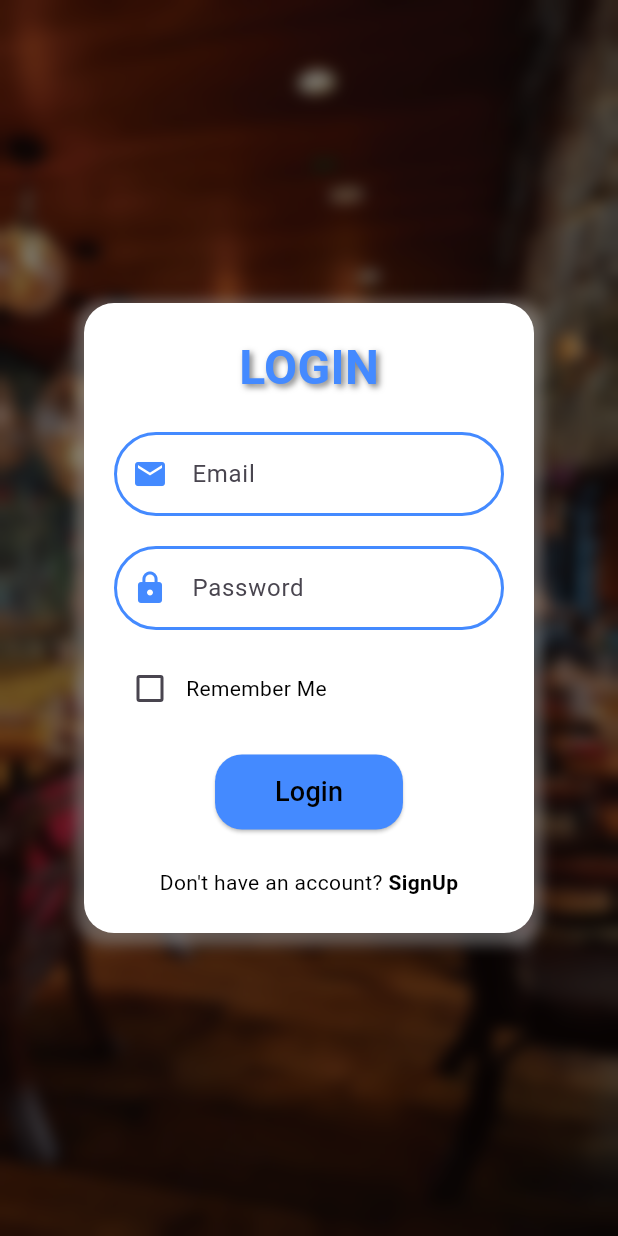
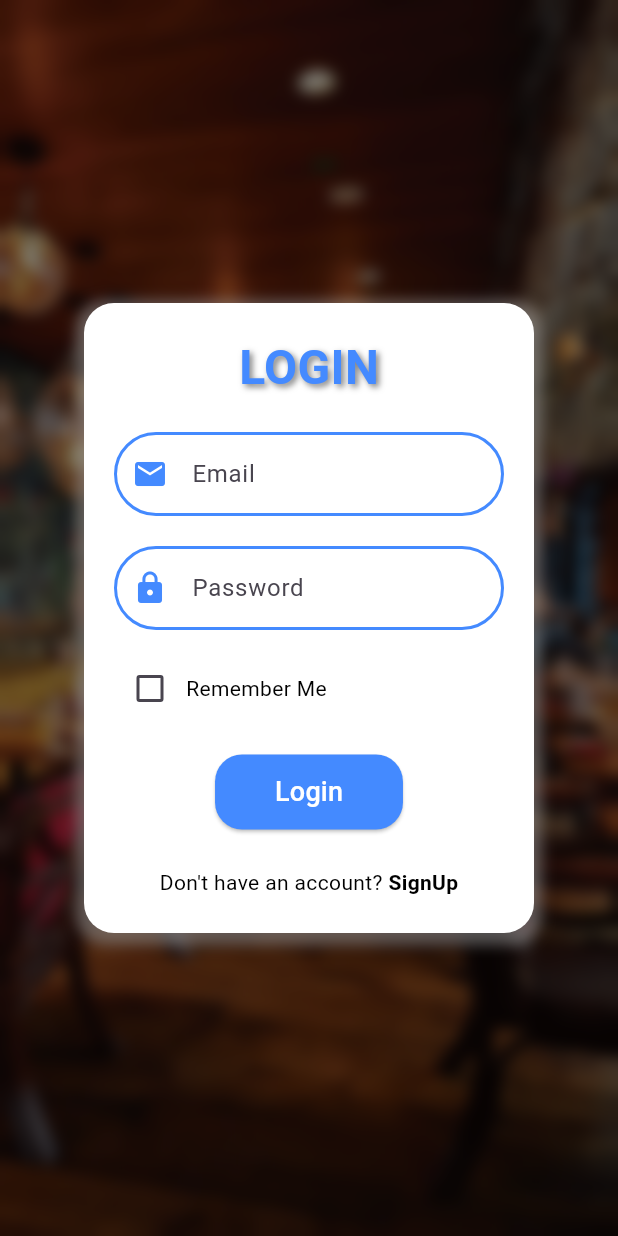
Before and after one commit to GauravC02/DineSmart, a Flutter app: the screen it shows after launch, after a tap on "Login", on a phone screen of 412 x 824 dp. Run offline on Flutter 3.47's test engine with Material 3 defaults, Android fonts, the phone set to English and light mode, and no system bars; our stand-ins replace geocoding, geolocator, google_maps_flutter; missing offline and left inert: qr_code_scanner.

Commit message:
"Refactored dashboard, login, and signup pages with minor layout and styling changes."

```diff
--- a/dinesmart/lib/dashboard.dart
+++ b/dinesmart/lib/dashboard.dart
@@ -1,4 +1,3 @@
-//dashboard.dart
 import 'package:flutter/material.dart';
 import 'package:provider/provider.dart';
 import 'login.dart';
@@ -34,7 +33,7 @@ class _DashboardPageState extends State<DashboardPage> {
     return Consumer<ThemeNotifier>(builder: (context, themeNotifier, _) {
       return Scaffold(
         appBar: AppBar(
-          title: Text(''),
+          title: Text('Dashboard'),
           automaticallyImplyLeading: false,
           leading: IconButton(
             icon: Icon(Icons.person),
@@ -52,7 +51,8 @@ class _DashboardPageState extends State<DashboardPage> {
             ),
           ],
         ),
-        body: Column(
+        body: SingleChildScrollView(
+          child: Column(
             crossAxisAlignment: CrossAxisAlignment.stretch,
             children: [
               Container(
@@ -132,8 +132,8 @@ class _DashboardPageState extends State<DashboardPage> {
                   children: [
                     Text(
                       'Categories',
-                    style:
-                        TextStyle(fontSize: 20.0, fontWeight: FontWeight.bold),
+                      style: TextStyle(
+                          fontSize: 20.0, fontWeight: FontWeight.bold),
                     ),
                   ],
                 ),
@@ -160,8 +160,8 @@ class _DashboardPageState extends State<DashboardPage> {
                   children: [
                     Text(
                       'Restaurants',
-                    style:
-                        TextStyle(fontSize: 20.0, fontWeight: FontWeight.bold),
+                      style: TextStyle(
+                          fontSize: 20.0, fontWeight: FontWeight.bold),
                     ),
                   ],
                 ),
@@ -176,10 +176,13 @@ class _DashboardPageState extends State<DashboardPage> {
                   }).toList(),
                 ),
               ),
-            Expanded(
+              SizedBox(height: 16.0),
+              Padding(
+                padding: EdgeInsets.symmetric(horizontal: 16.0),
                 child: DashboardContent(),
               ),
             ],
+          ),
         ),
         bottomNavigationBar: BottomNavigationBarWidget(
           selectedIndex: _selectedIndex,
--- a/dinesmart/lib/login.dart
+++ b/dinesmart/lib/login.dart
@@ -1,4 +1,3 @@
-// login.dart
 import 'package:flutter/material.dart';
 import 'dart:ui';
 import 'dashboard.dart';
@@ -20,8 +19,7 @@ class _LoginPageState extends State<LoginPage> {
       body: Container(
         decoration: const BoxDecoration(
           image: DecorationImage(
-            image: AssetImage(
-                'assets/restaurants.png'), // Replace 'background_image.jpg' with your image file path
+            image: AssetImage('assets/restaurants.png'),
             fit: BoxFit.cover,
           ),
         ),
@@ -32,10 +30,10 @@ class _LoginPageState extends State<LoginPage> {
             child: Center(
               child: Container(
                 height: 420.0,
-                width: 300.0, // Adjusted width
-                padding: EdgeInsets.all(20.0), // Adjusted padding
+                width: 300.0,
+                padding: EdgeInsets.all(20.0),
                 decoration: BoxDecoration(
-                  color: Colors.white, // Changed container color to white
+                  color: Colors.white,
                   borderRadius: BorderRadius.circular(20.0),
                   boxShadow: [
                     BoxShadow(
@@ -55,8 +53,7 @@ class _LoginPageState extends State<LoginPage> {
                         style: TextStyle(
                           fontSize: 32.0,
                           fontWeight: FontWeight.bold,
-                          color:
-                              Colors.blueAccent, // Change color to blue accent
+                          color: Colors.blueAccent,
                           shadows: [
                             Shadow(
                               blurRadius: 5.0,
@@ -92,21 +89,17 @@ class _LoginPageState extends State<LoginPage> {
                             fillColor: MaterialStateProperty.resolveWith<Color>(
                               (Set<MaterialState> states) {
                                 if (states.contains(MaterialState.selected)) {
-                                  return Colors
-                                      .blueAccent; // Change color when checked
+                                  return Colors.blueAccent;
                                 }
-                                return Colors
-                                    .white; // Keep color white when not checked
+                                return Colors.white;
                               },
                             ),
-                            checkColor:
-                                Colors.white, // Change color of checkmark
+                            checkColor: Colors.white,
                           ),
                           Text(
                             'Remember Me',
                             style: TextStyle(
-                              color:
-                                  Colors.black, // Changed text color to black
+                              color: Colors.black,
                             ),
                           ),
                         ],
@@ -120,12 +113,11 @@ class _LoginPageState extends State<LoginPage> {
                           ),
                           padding: EdgeInsets.symmetric(
                               horizontal: 40, vertical: 12),
-                          backgroundColor:
-                              Colors.blueAccent, // Changed to backgroundColor
+                          backgroundColor: Colors.blueAccent,
                         ),
                         child: Text(
                           'Login',
-                          style: TextStyle(fontSize: 18, color: Colors.black),
+                          style: TextStyle(fontSize: 18, color: Colors.white),
                         ),
                       ),
                       SizedBox(height: 25.0),
@@ -136,19 +128,17 @@ class _LoginPageState extends State<LoginPage> {
                             child: Text(
                               "Don't have an account? ",
                               style: TextStyle(
-                                color:
-                                    Colors.black, // Changed text color to black
+                                color: Colors.black,
                               ),
                             ),
                           ),
                           GestureDetector(
-                            onTap: _navigateToSignUp, // Navigate to SignUp page
+                            onTap: _navigateToSignUp,
                             child: Text(
                               "SignUp",
                               style: TextStyle(
                                 color: Colors.black,
-                                fontWeight:
-                                    FontWeight.bold, // Make SignUp text bold
+                                fontWeight: FontWeight.bold,
                               ),
                             ),
                           ),
@@ -165,11 +155,12 @@ class _LoginPageState extends State<LoginPage> {
     );
   }
 
-  Widget _buildTextField(
-      {required String label,
-      required TextEditingController controller,
-      required IconData icon,
-      bool obscureText = false}) {
+  Widget _buildTextField({
+    required String label,
+    required TextEditingController controller,
+    required IconData icon,
+    bool obscureText = false,
+  }) {
     return TextFormField(
       controller: controller,
       obscureText: obscureText,
--- a/dinesmart/lib/signup.dart
+++ b/dinesmart/lib/signup.dart
@@ -1,4 +1,3 @@
-// signup.dart
 import 'package:flutter/material.dart';
 import 'login.dart';
 import 'dart:ui';
@@ -101,6 +100,7 @@ class _SignupPageState extends State<SignupPage> {
                     ),
                   ],
                 ),
+                child: SingleChildScrollView(
                   child: Column(
                     mainAxisAlignment: MainAxisAlignment.center,
                     children: <Widget>[
@@ -152,8 +152,8 @@ class _SignupPageState extends State<SignupPage> {
                           shape: RoundedRectangleBorder(
                             borderRadius: BorderRadius.circular(18.0),
                           ),
-                        padding:
-                            EdgeInsets.symmetric(horizontal: 40, vertical: 12),
+                          padding: EdgeInsets.symmetric(
+                              horizontal: 40, vertical: 12),
                           backgroundColor: Colors.blueAccent,
                         ),
                         child: Text(
@@ -188,6 +188,7 @@ class _SignupPageState extends State<SignupPage> {
                         ],
                       ),
                     ],
+                  ),
                 ),
               ),
             ),
```
Lines whose indentation alone changed are shown as unchanged.
